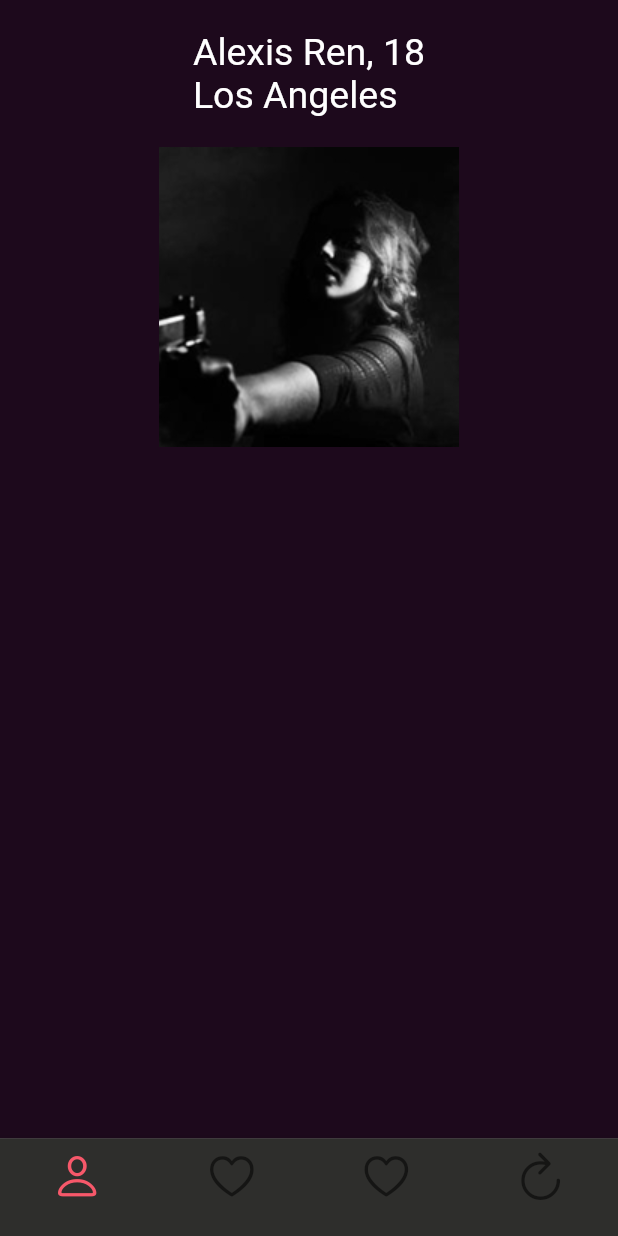
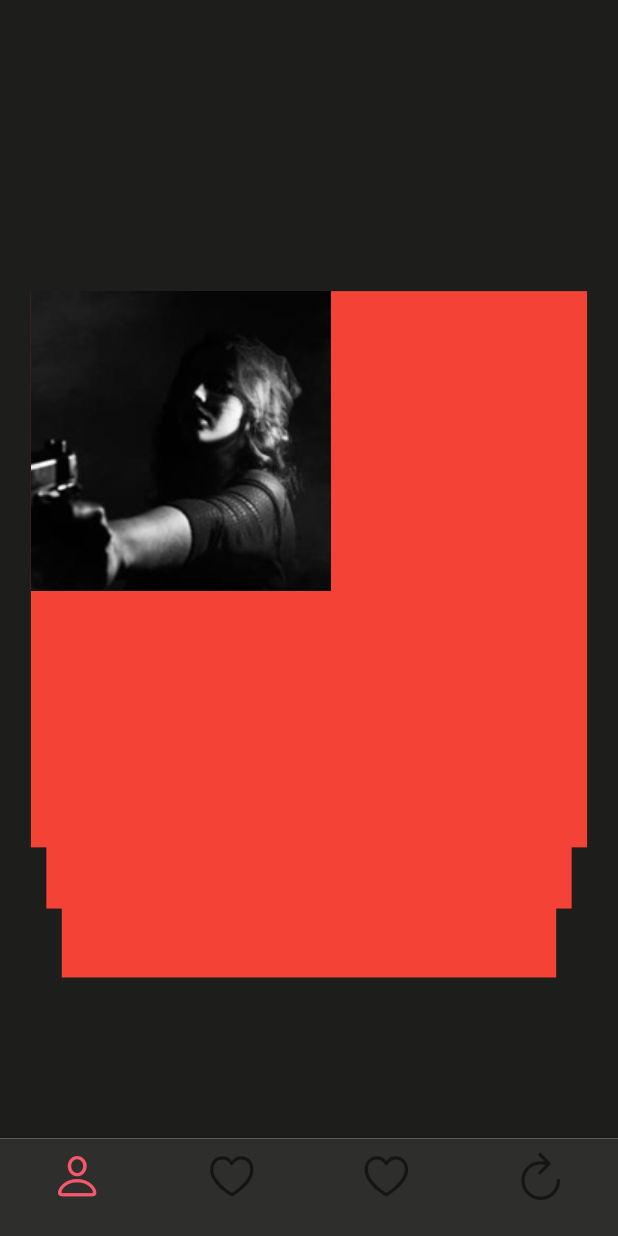
Before and after one commit to devsdm99/Lycon, a Flutter app: the HomePage screen opened by its route, on a phone screen of 412 x 824 dp. Run offline on Flutter 3.47's test engine with Material 2 defaults, Android fonts, the phone set to English and light mode, and no system bars; drawn by our look-alikes of flutter_tindercard.

Commit message:
Nuevo layout de HomePage

```diff
--- a/lib/Pages/home_page.dart
+++ b/lib/Pages/home_page.dart
@@ -51,27 +51,25 @@ class HomePage extends StatelessWidget {
       height: MediaQuery.of(context).size.height,
       width: MediaQuery.of(context).size.width,
       child: new TinderSwapCard(
-        orientation: AmassOrientation.TOP,
+        orientation: AmassOrientation.BOTTOM,
         totalNum: 7,
         stackNum: 3,
-        swipeEdge: 5.0,
-        maxWidth: MediaQuery.of(context).size.width,
-        maxHeight: MediaQuery.of(context).size.height,
-        minWidth: MediaQuery.of(context).size.width * 0.9,
-        minHeight: MediaQuery.of(context).size.width * 0.9,
+        swipeEdge: 6.0,
+        maxWidth: MediaQuery.of(context).size.width * 0.9,
+        maxHeight: MediaQuery.of(context).size.width * 0.9,
+        minWidth: MediaQuery.of(context).size.width * 0.8,
+        minHeight: MediaQuery.of(context).size.width * 0.8,
         cardBuilder: (context, index) =>
             //CREAR EL MODELO DE CARTA
          Container(
-          height: MediaQuery.of(context).size.height*0.7,
-          width: MediaQuery.of(context).size.width*0.7,
-          color: Color.fromRGBO(29, 9, 28, 1.0),
-          child: Column(
+
+          color: Colors.red,
+          child: Stack(
             children: <Widget>[
               _datosPersona(personas, index),
-              FadeInImage(
-                image: AssetImage(personas[index].photoURL),
-                placeholder: AssetImage("assets/images/no-image.jpg"),
-              ),
+              Image(
+                  image: AssetImage(personas[index].photoURL),
+                ),
             ],
           ),
         ),
```
